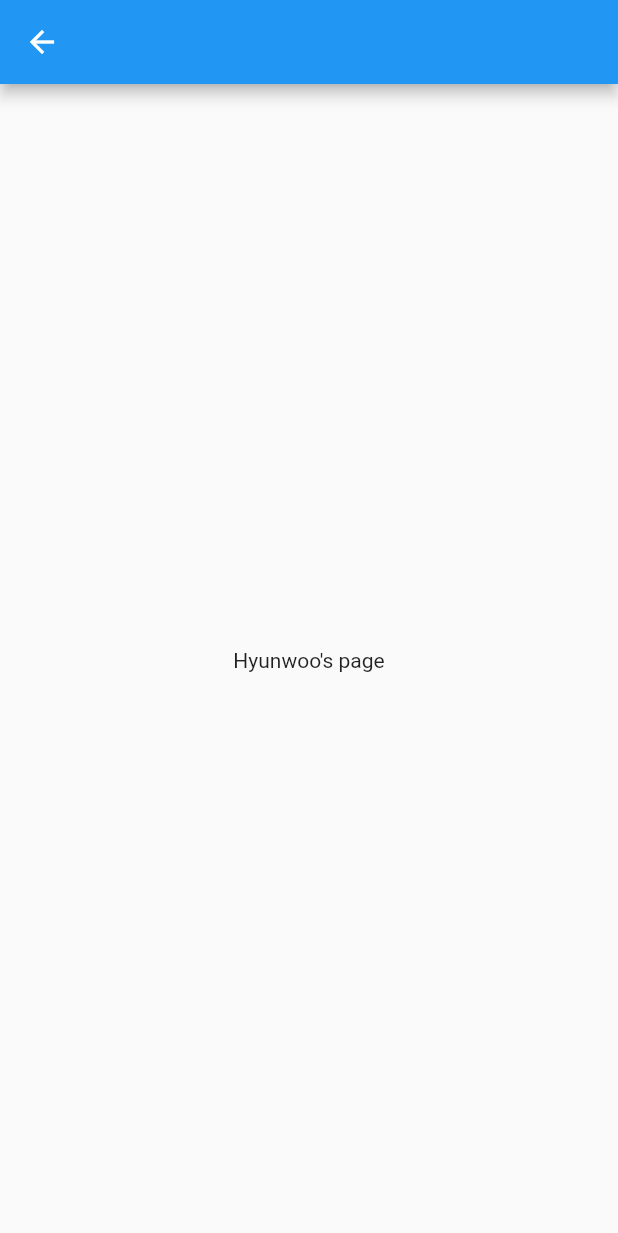
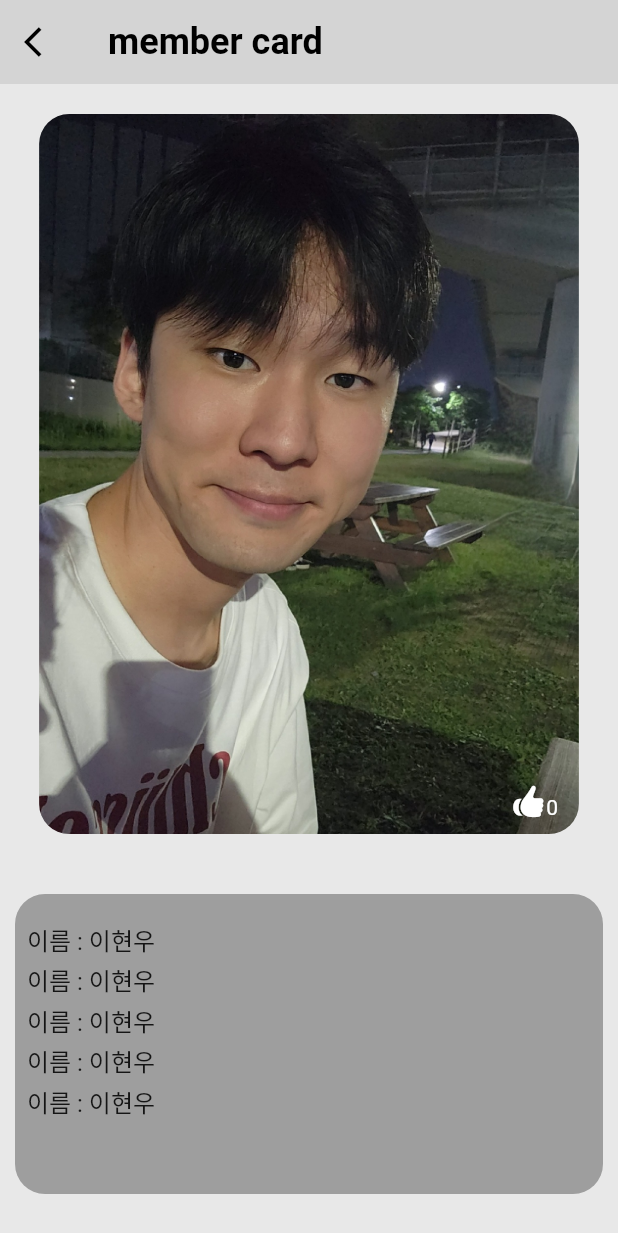
Before and after one commit to wnsdud0721/Flutter_beginner, a Flutter app: the Hyunwoo screen opened directly, on a phone screen of 412 x 824 dp. Shown: the top 1233 px of the screen. Run offline on Flutter 3.47's test engine with Material 2 defaults, Android fonts, the phone set to English and light mode, and no system bars.

Commit message:
hyunwoo 상세페이지 1

```diff
--- a/lib/hyunwoo.dart
+++ b/lib/hyunwoo.dart
@@ -2,15 +2,150 @@
 import 'package:flutter/cupertino.dart';
 import 'package:flutter/material.dart';
 
-class Hyunwoo extends StatelessWidget {
+class Hyunwoo extends StatefulWidget {
   Hyunwoo({super.key});
+
+  @override
+  State<Hyunwoo> createState() => _HyunwooState();
+}
+
+class _HyunwooState extends State<Hyunwoo> {
+  int _counter = 0;
 
   @override
   Widget build(BuildContext context) {
     return Scaffold(
-      appBar: AppBar(),
-      body: Center(
-        child: Text("Hyunwoo's page"),
+      backgroundColor: Color.fromARGB(230, 230, 230, 230),
+      appBar: AppBar(
+        elevation: 0,
+        backgroundColor: Color.fromARGB(207, 207, 207, 207),
+        leading: IconButton(
+          onPressed: () {
+            Navigator.pop(context);
+          },
+          icon: Icon(
+            Icons.arrow_back_ios,
+            color: Colors.black,
+          ),
+        ),
+        title: Text(
+          'member card',
+          style: TextStyle(
+            color: Colors.black,
+            fontWeight: FontWeight.bold,
+            fontSize: 24,
+          ),
+        ),
+      ),
+      body: Column(
+        children: [
+          Padding(
+            padding: const EdgeInsets.all(20),
+            // ignore: sized_box_for_whitespace
+            child: Stack(
+              children: <Widget>[
+                Container(
+                  height: 480,
+                  width: double.infinity,
+                  child: Center(
+                    child: ClipRRect(
+                      borderRadius: BorderRadius.circular(20),
+                      child: (Image.asset('assets/images/hyunwoo1.png',
+                          fit: BoxFit.fill)),
+                    ),
+                  ),
+                ),
+                Padding(
+                  padding: const EdgeInsets.fromLTRB(0, 0, 20, 0),
+                  child: Container(
+                    width: double.infinity,
+                    height: 470,
+                    child: GestureDetector(
+                      onTap: () {
+                        setState(() {
+                          _counter++; // 클릭시 숫자 상승
+                        });
+                      },
+                      child: Row(
+                        mainAxisAlignment: MainAxisAlignment.end,
+                        crossAxisAlignment: CrossAxisAlignment.end,
+                        children: [
+                          Icon(
+                            CupertinoIcons.hand_thumbsup_fill,
+                            color: Colors.white,
+                          ),
+                          Text(
+                            '$_counter',
+                            style: TextStyle(color: Colors.white),
+                          )
+                        ],
+                      ),
+                    ),
+                  ),
+                ),
+              ],
+            ),
+          ),
+          SizedBox(
+            height: 10,
+          ),
+          Padding(
+            padding: const EdgeInsets.all(10.0),
+            child: ClipRRect(
+              borderRadius: BorderRadius.circular(20),
+              child: Container(
+                width: double.infinity,
+                height: 200,
+                color: Colors.grey,
+                alignment: Alignment.topLeft,
+                child: Padding(
+                  padding: const EdgeInsets.all(8.0),
+                  child: Column(
+                    crossAxisAlignment: CrossAxisAlignment.start,
+                    mainAxisAlignment: MainAxisAlignment.start,
+                    children: [
+                      SizedBox(
+                        height: 10,
+                      ),
+                      Text(
+                        '이름 : 이현우',
+                        style: TextStyle(fontSize: 16),
+                      ),
+                      SizedBox(
+                        height: 3,
+                      ),
+                      Text(
+                        '이름 : 이현우',
+                        style: TextStyle(fontSize: 16),
+                      ),
+                      SizedBox(
+                        height: 3,
+                      ),
+                      Text(
+                        '이름 : 이현우',
+                        style: TextStyle(fontSize: 16),
+                      ),
+                      SizedBox(
+                        height: 3,
+                      ),
+                      Text(
+                        '이름 : 이현우',
+                        style: TextStyle(fontSize: 16),
+                      ),
+                      SizedBox(
+                        height: 3,
+                      ),
+                      Text(
+                        '이름 : 이현우',
+                        style: TextStyle(fontSize: 16),
+                      ),
+                    ],
+                  ),
+                ),
+              ),
+            ),
+          ),
+        ],
       ),
     );
   }
--- a/pubspec.yaml
+++ b/pubspec.yaml
@@ -63,6 +63,7 @@ flutter:
     - assets/images/soohong.png
     - assets/images/junyoung3.png
     - assets/images/junyoung4.png
+    - assets/images/hyunwoo1.png
   #   - images/a_dot_ham.jpeg
 
   # An image asset can refer to one or more resolution-specific "variants", see
```
Also changed, not shown: assets/images/hyunwoo1.png (added).
